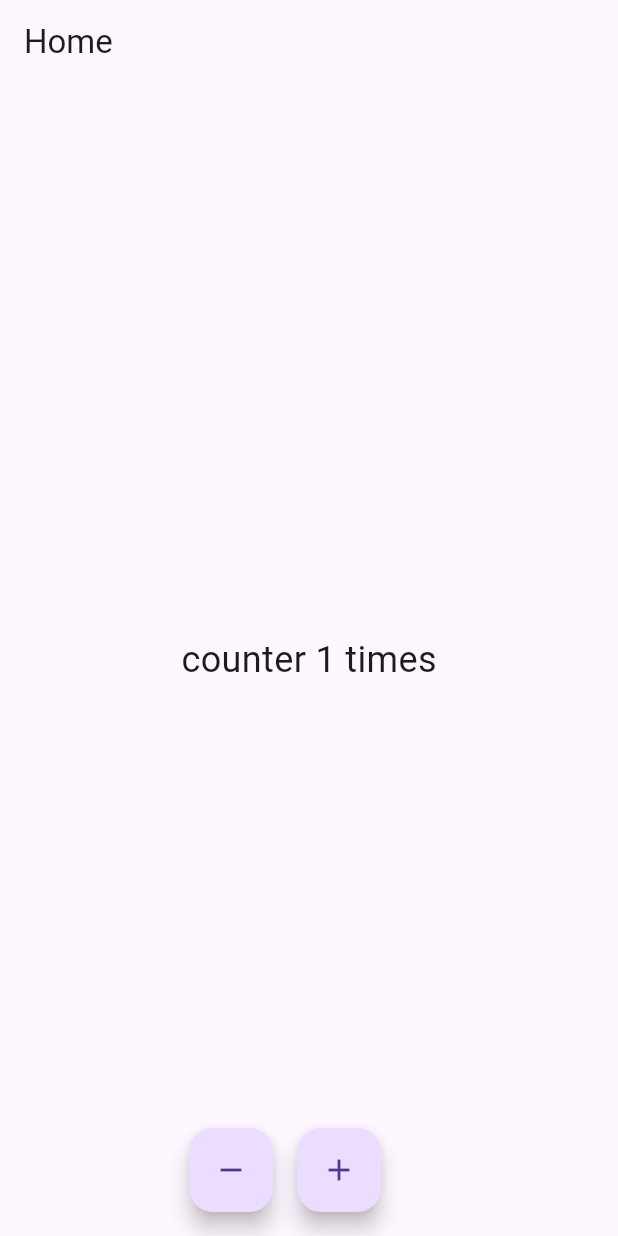
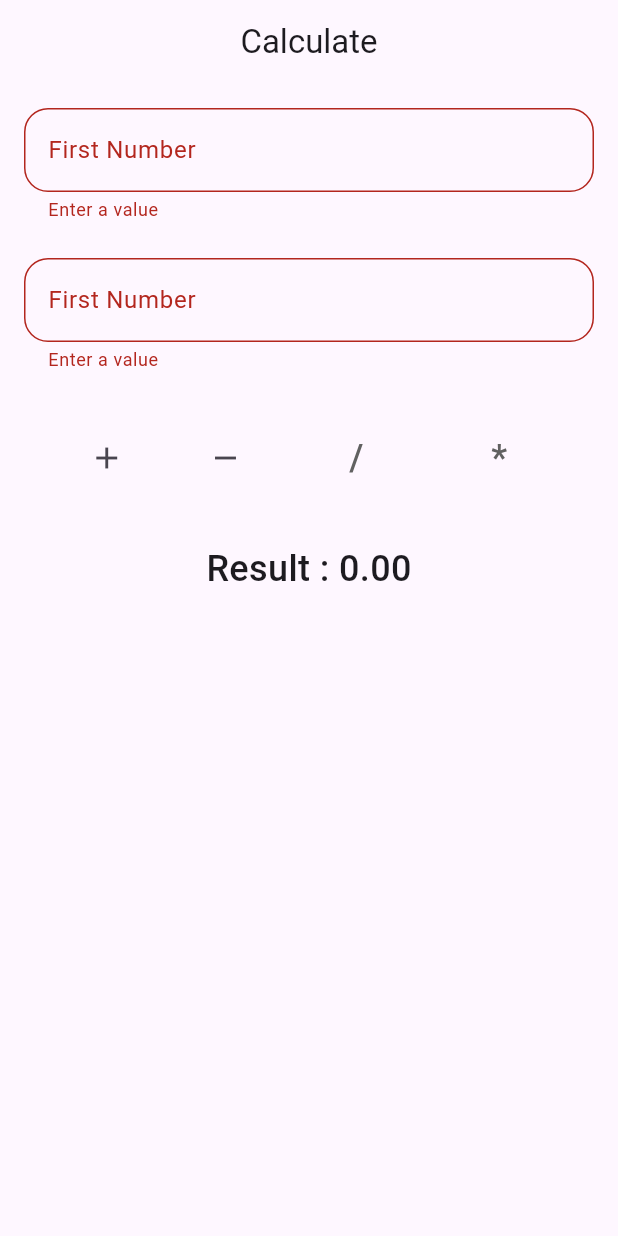
Before and after one commit to IkramulHasanTanvir/OstadFlutterBatchSeven, a Flutter app: the screen it shows after launch, after a tap on the "add" icon, on a phone screen of 412 x 824 dp. Run offline on Flutter 3.47's test engine with Material 3 defaults, Android fonts, the light colour scheme and no system bars.

Commit message:
calculate app

```diff
--- /dev/null
+++ b/lib/build_text_form_field.dart
@@ -0,0 +1,34 @@
+import 'package:flutter/material.dart';
+
+class BuildTextFormField extends StatelessWidget {
+  const BuildTextFormField(
+      {super.key,
+      required this.controller,
+      required this.labelText,
+      required this.hintText});
+
+  final TextEditingController controller;
+  final String labelText;
+  final String hintText;
+
+  @override
+  Widget build(BuildContext context) {
+    return TextFormField(
+      validator: (String? value) {
+        if (value == null || value.isEmpty) {
+          return 'Enter a value';
+        }
+        return null;
+      },
+      keyboardType: TextInputType.number,
+      controller: controller,
+      decoration: InputDecoration(
+        labelText: 'First Number',
+        hintText: 'Enter your first number',
+        border: OutlineInputBorder(
+          borderRadius: BorderRadius.circular(16),
+        ),
+      ),
+    );
+  }
+}
--- /dev/null
+++ b/lib/home_screen.dart
@@ -0,0 +1,156 @@
+import 'package:flutter/material.dart';
+import 'package:ostad_flutter_live_class/build_text_form_field.dart';
+
+class HomeScreen extends StatefulWidget {
+  const HomeScreen({super.key});
+
+  @override
+  State<HomeScreen> createState() => _HomeScreenState();
+}
+
+class _HomeScreenState extends State<HomeScreen> {
+  final TextEditingController _firstNumTEController = TextEditingController();
+  final TextEditingController _secondNumTEController = TextEditingController();
+
+  final GlobalKey<FormState> _formKey = GlobalKey<FormState>();
+  double _result = 0.0;
+
+  @override
+  Widget build(BuildContext context) {
+    return Scaffold(
+      appBar: AppBar(
+        title: const Text('Calculate'),
+        centerTitle: true,
+      ),
+      body: Padding(
+        padding: const EdgeInsets.all(16.0),
+        child: Form(
+          key: _formKey,
+          child: Column(
+            children: [
+              BuildTextFormField(
+                  controller: _firstNumTEController,
+                  labelText: 'First Number',
+                  hintText: 'Enter your first number'),
+
+              const SizedBox(height: 24),
+
+              BuildTextFormField(
+                  controller: _secondNumTEController,
+                  labelText: 'Second Number',
+                  hintText: 'Enter your second number'),
+
+              const SizedBox(height: 24),
+
+              _buildButtonBar(),
+
+              const SizedBox(height: 24),
+
+              _buildText(), //option + command + m
+            ],
+          ),
+        ),
+      ),
+    );
+  }
+
+  ButtonBar _buildButtonBar() {
+    return ButtonBar(
+      alignment: MainAxisAlignment.spaceEvenly,
+      children: [
+        IconButton(
+          onPressed: _onTapAddButton,
+          icon: const Icon(Icons.add),
+        ),
+        IconButton(
+          onPressed: _onTapSubtractButton,
+          icon: const Icon(Icons.remove),
+        ),
+        TextButton(
+          onPressed: _onTapDivideButton,
+          child: Text(
+            '/',
+            style: TextStyle(
+              fontSize: 24,
+              color: Colors.grey.shade700,
+            ),
+          ),
+        ),
+        TextButton(
+          onPressed: _onTapMultiplyButton,
+          child: Text(
+            '*',
+            style: TextStyle(
+              fontSize: 24,
+              color: Colors.grey.shade700,
+            ),
+          ),
+        ),
+      ],
+    );
+  }
+
+  Text _buildText() {
+    return Text(
+      'Result : ${_result.toStringAsFixed(2)}',
+      style: const TextStyle(
+        fontSize: 24,
+        fontWeight: FontWeight.w500,
+      ),
+    );
+  }
+
+  void _onTapAddButton() {
+    // if (!_validateTextFields()){
+    //   return;
+    // }
+    // if (_validateTextFields() == false){
+    //   return;
+    // }
+    if (_formKey.currentState!.validate()) {
+      double firstNumber = double.tryParse(_firstNumTEController.text) ?? 0;
+      double secondNumber = double.tryParse(_secondNumTEController.text) ?? 0;
+      _result = firstNumber + secondNumber;
+      setState(() {});
+    }
+  }
+
+  void _onTapSubtractButton() {
+    if (_formKey.currentState!.validate()) {
+      double firstNumber = double.tryParse(_firstNumTEController.text) ?? 0;
+      double secondNumber = double.tryParse(_firstNumTEController.text) ?? 0;
+      _result = firstNumber - secondNumber;
+      setState(() {});
+    }
+  }
+
+  void _onTapDivideButton() {
+    if (_formKey.currentState!.validate() == false) {
+      return;
+    }
+    double firstNumber = double.tryParse(_firstNumTEController.text) ?? 0;
+    double secondNumber = double.tryParse(_firstNumTEController.text) ?? 0;
+    _result = firstNumber / secondNumber;
+    setState(() {});
+  }
+
+  void _onTapMultiplyButton() {
+    if (_formKey.currentState!.validate() == false) {
+      return;
+    }
+    double firstNumber = double.tryParse(_firstNumTEController.text) ?? 0;
+    double secondNumber = double.tryParse(_firstNumTEController.text) ?? 0;
+    _result = firstNumber * secondNumber;
+    setState(() {});
+  }
+
+// bool _validateTextFields() {
+//   if (_firstNumTEController.text.isEmpty) {
+//     return false;
+//   }
+//   if (_secondNumTEController.text.isEmpty) {
+//     return false;
+//   }
+//   return true;
+// }
+}
--- a/lib/main.dart
+++ b/lib/main.dart
@@ -1,119 +1,6 @@
 import 'package:flutter/material.dart';
+import 'package:ostad_flutter_live_class/sum_app.dart';
 
-void main() {
-  runApp(const MyApp());
+void main(){
+  runApp(const SumApp());
 }
-
-class MyApp extends StatelessWidget {
-  const MyApp({super.key});
-
-  @override
-  Widget build(BuildContext context) {
-    return const MaterialApp(
-      debugShowCheckedModeBanner: false,
-      home: HomeScreen(),
-    );
-  }
-}
-
-class HomeScreen extends StatefulWidget {
-  const HomeScreen({super.key});
-
-  // @override
-  // State<StatefulWidget> createState() {
-  //   return HomeScreenState();
-  // }
-  @override
-  State<StatefulWidget> createState() => _HomeScreenState();
-}
-
-class _HomeScreenState extends State<HomeScreen> {
-  int counter = 0;
-
-  @override
-  void initState() {
-    super.initState();
-  }
-
-  @override
-  void didChangeDependencies() {
-    super.didChangeDependencies();
-  }
-
-  @override
-  void didUpdateWidget(covariant HomeScreen oldWidget) {
-    super.didUpdateWidget(oldWidget);
-  }
-
-  @override
-  Widget build(BuildContext context) {
-    return Scaffold(
-      appBar: AppBar(
-        title: const Text('Home'),
-      ),
-      body: Center(
-        child: Text(
-          'counter $counter times',
-          style: const TextStyle(
-            fontSize: 24,
-          ),
-        ),
-      ),
-      floatingActionButton: Row(
-        mainAxisAlignment: MainAxisAlignment.center,
-        children: [
-          FloatingActionButton(
-            onPressed: () {
-              counter--;
-              setState(() {});
-            },
-            child: const Icon(Icons.remove),
-          ),
-          const SizedBox(width: 16),
-          FloatingActionButton(
-            onPressed: () {
-              counter++;
-              setState(() {});
-            },
-            child: const Icon(Icons.add),
-          ),
-        ],
-      ),
-    );
-  }
-  @override
-  void deactivate() {
-    super.deactivate();
-  }
-  @override
-  void dispose() {
-    super.dispose();
-  }
-}
-
-// class Home extends StatelessWidget {
-//   Home({super.key});
-//
-//   int counter = 0;
-//
-//   @override
-//   Widget build(BuildContext context) {
-//     return Scaffold(
-//       appBar: AppBar(
-//         title: Text('Home'),
-//       ),
-//       body: Center(
-//         child: Text(
-//           'counter $counter times',
-//           style: TextStyle(
-//             fontSize: 24,
-//           ),
-//         ),
-//       ),
-//       floatingActionButton: FloatingActionButton(
-//         onPressed: () {},
-//         child: Icon(Icons.add),
-//       ),
-//     );
-//   }
-// }
--- /dev/null
+++ b/lib/sum_app.dart
@@ -0,0 +1,14 @@
+import 'package:flutter/material.dart';
+import 'package:ostad_flutter_live_class/home_screen.dart';
+
+class SumApp extends StatelessWidget {
+  const SumApp({super.key});
+
+  @override
+  Widget build(BuildContext context) {
+    return const MaterialApp(
+      debugShowCheckedModeBanner: false,
+      home: HomeScreen(),
+    );
+  }
+}
```
